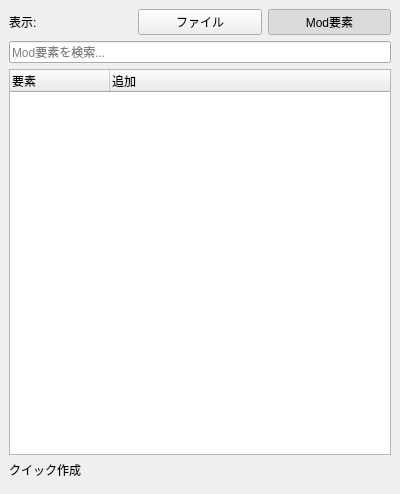
First picture: the form in ui/docks/project_tree_dock.ui, repository Ikumyon/PDX-Mod-Studio, before the edit.
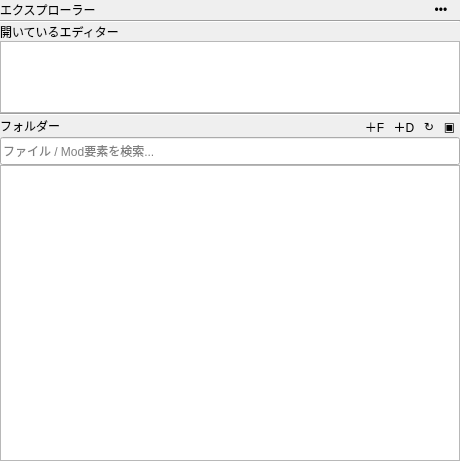
Second picture: the form after the edit.

Patch:
```diff
--- a/ui/docks/project_tree_dock.ui
+++ b/ui/docks/project_tree_dock.ui
@@ -6,59 +6,235 @@
    <rect>
     <x>0</x>
     <y>0</y>
-    <width>400</width>
-    <height>494</height>
+    <width>460</width>
+    <height>461</height>
    </rect>
   </property>
+  <property name="minimumSize">
+   <size>
+    <width>300</width>
+    <height>420</height>
+   </size>
+  </property>
+  <property name="styleSheet">
+   <string notr="true">QPushButton, QToolButton {
+	background: transparent;
+	border: none;
+}</string>
+  </property>
+  <property name="features">
+   <set>QDockWidget::DockWidgetFeature::DockWidgetClosable|QDockWidget::DockWidgetFeature::DockWidgetFloatable|QDockWidget::DockWidgetFeature::DockWidgetMovable</set>
+  </property>
   <property name="windowTitle">
    <string>プロジェクトツリー</string>
   </property>
   <widget class="QWidget" name="dockWidgetContents">
-   <layout class="QVBoxLayout" name="verticalLayout">
+   <layout class="QVBoxLayout" name="explorerRootLayout">
+    <property name="spacing">
+     <number>0</number>
+    </property>
+    <property name="leftMargin">
+     <number>0</number>
+    </property>
+    <property name="topMargin">
+     <number>0</number>
+    </property>
+    <property name="rightMargin">
+     <number>0</number>
+    </property>
+    <property name="bottomMargin">
+     <number>0</number>
+    </property>
     <item>
-     <layout class="QHBoxLayout" name="displayModeLayout">
-      <item>
-       <widget class="QLabel" name="displayLabel">
-        <property name="text">
-         <string>表示:</string>
-        </property>
-       </widget>
-      </item>
-      <item>
-       <widget class="QPushButton" name="fileModeButton">
-        <property name="text">
-         <string>ファイル</string>
-        </property>
-        <property name="checkable">
-         <bool>true</bool>
-        </property>
-        <attribute name="buttonGroup">
-         <string notr="true">buttonGroup</string>
-        </attribute>
-       </widget>
-      </item>
-      <item>
-       <widget class="QPushButton" name="modElementsButton">
-        <property name="text">
-         <string>Mod要素</string>
-        </property>
-        <property name="checkable">
-         <bool>true</bool>
-        </property>
-        <property name="checked">
-         <bool>true</bool>
-        </property>
-        <attribute name="buttonGroup">
-         <string notr="true">buttonGroup</string>
-        </attribute>
-       </widget>
-      </item>
-     </layout>
+     <widget class="QWidget" name="explorerTitleBar" native="true">
+      <layout class="QHBoxLayout" name="explorerTitleLayout">
+       <property name="spacing">
+        <number>0</number>
+       </property>
+       <property name="leftMargin">
+        <number>0</number>
+       </property>
+       <property name="topMargin">
+        <number>0</number>
+       </property>
+       <property name="rightMargin">
+        <number>8</number>
+       </property>
+       <property name="bottomMargin">
+        <number>0</number>
+       </property>
+       <item>
+        <widget class="QLabel" name="explorerTitleLabel">
+         <property name="text">
+          <string>エクスプローラー</string>
+         </property>
+        </widget>
+       </item>
+       <item>
+        <spacer name="explorerTitleSpacer">
+         <property name="orientation">
+          <enum>Qt::Orientation::Horizontal</enum>
+         </property>
+         <property name="sizeHint" stdset="0">
+          <size>
+           <width>40</width>
+           <height>20</height>
+          </size>
+         </property>
+        </spacer>
+       </item>
+       <item>
+        <widget class="QToolButton" name="explorerMoreButton">
+         <property name="toolTip">
+          <string>その他の操作</string>
+         </property>
+         <property name="text">
+          <string>•••</string>
+         </property>
+         <property name="popupMode">
+          <enum>QToolButton::ToolButtonPopupMode::InstantPopup</enum>
+         </property>
+        </widget>
+       </item>
+      </layout>
+     </widget>
+    </item>
+    <item>
+     <widget class="Line" name="titleSeparator">
+      <property name="orientation">
+       <enum>Qt::Orientation::Horizontal</enum>
+      </property>
+     </widget>
+    </item>
+    <item>
+     <widget class="QPushButton" name="openEditorsHeader">
+      <property name="sizePolicy">
+       <sizepolicy hsizetype="Expanding" vsizetype="Fixed">
+        <horstretch>0</horstretch>
+        <verstretch>0</verstretch>
+       </sizepolicy>
+      </property>
+      <property name="styleSheet">
+       <string notr="true">text-align: left;</string>
+      </property>
+      <property name="text">
+       <string>開いているエディター</string>
+      </property>
+     </widget>
+    </item>
+    <item>
+     <widget class="QListWidget" name="openEditorsList">
+      <property name="minimumSize">
+       <size>
+        <width>0</width>
+        <height>34</height>
+       </size>
+      </property>
+      <property name="maximumSize">
+       <size>
+        <width>16777215</width>
+        <height>72</height>
+       </size>
+      </property>
+      <property name="focusPolicy">
+       <enum>Qt::FocusPolicy::NoFocus</enum>
+      </property>
+     </widget>
+    </item>
+    <item>
+     <widget class="Line" name="sectionSeparator">
+      <property name="orientation">
+       <enum>Qt::Orientation::Horizontal</enum>
+      </property>
+     </widget>
+    </item>
+    <item>
+     <widget class="QWidget" name="projectHeaderBar" native="true">
+      <layout class="QHBoxLayout" name="projectHeaderLayout">
+       <property name="spacing">
+        <number>0</number>
+       </property>
+       <property name="leftMargin">
+        <number>0</number>
+       </property>
+       <property name="topMargin">
+        <number>0</number>
+       </property>
+       <property name="rightMargin">
+        <number>0</number>
+       </property>
+       <property name="bottomMargin">
+        <number>0</number>
+       </property>
+       <item>
+        <widget class="QPushButton" name="projectHeaderDisclosure_2">
+         <property name="sizePolicy">
+          <sizepolicy hsizetype="Expanding" vsizetype="Fixed">
+           <horstretch>0</horstretch>
+           <verstretch>0</verstretch>
+          </sizepolicy>
+         </property>
+         <property name="styleSheet">
+          <string notr="true">text-align: left;</string>
+         </property>
+         <property name="text">
+          <string>フォルダー</string>
+         </property>
+        </widget>
+       </item>
+       <item>
+        <widget class="QToolButton" name="newFileButton">
+         <property name="toolTip">
+          <string>新しいファイル</string>
+         </property>
+         <property name="text">
+          <string>＋F</string>
+         </property>
+        </widget>
+       </item>
+       <item>
+        <widget class="QToolButton" name="newFolderButton">
+         <property name="toolTip">
+          <string>新しいフォルダー</string>
+         </property>
+         <property name="text">
+          <string>＋D</string>
+         </property>
+        </widget>
+       </item>
+       <item>
+        <widget class="QToolButton" name="refreshTreeButton">
+         <property name="toolTip">
+          <string>更新</string>
+         </property>
+         <property name="text">
+          <string>↻</string>
+         </property>
+        </widget>
+       </item>
+       <item>
+        <widget class="QToolButton" name="collapseAllButton">
+         <property name="toolTip">
+          <string>すべて折りたたむ</string>
+         </property>
+         <property name="text">
+          <string>▣</string>
+         </property>
+        </widget>
+       </item>
+      </layout>
+     </widget>
     </item>
     <item>
      <widget class="QLineEdit" name="searchLineEdit">
+      <property name="minimumSize">
+       <size>
+        <width>0</width>
+        <height>28</height>
+       </size>
+      </property>
       <property name="placeholderText">
-       <string>Mod要素を検索...</string>
+       <string>ファイル / Mod要素を検索...</string>
       </property>
       <property name="clearButtonEnabled">
        <bool>true</bool>
@@ -67,6 +243,12 @@
     </item>
     <item>
      <widget class="QTreeWidget" name="modElementsTree">
+      <property name="sizePolicy">
+       <sizepolicy hsizetype="Expanding" vsizetype="Expanding">
+        <horstretch>0</horstretch>
+        <verstretch>1</verstretch>
+       </sizepolicy>
+      </property>
       <property name="alternatingRowColors">
        <bool>false</bool>
       </property>
@@ -77,30 +259,18 @@
        <bool>true</bool>
       </property>
       <property name="headerHidden">
-       <bool>false</bool>
+       <bool>true</bool>
       </property>
+      <property name="columnCount">
+       <number>1</number>
+      </property>
       <column>
        <property name="text">
-        <string>要素</string>
+        <string>名前</string>
        </property>
       </column>
-      <column>
-       <property name="text">
-        <string>追加</string>
-       </property>
-      </column>
      </widget>
     </item>
-    <item>
-     <widget class="QLabel" name="sectionLabel">
-      <property name="text">
-       <string>クイック作成</string>
-      </property>
-     </widget>
-    </item>
-    <item>
-     <widget class="QWidget" name="quickCreateGrid" native="true"/>
-    </item>
    </layout>
   </widget>
  </widget>
```
Left out of the diff: 18 changed lines with no effect on the pictures.
